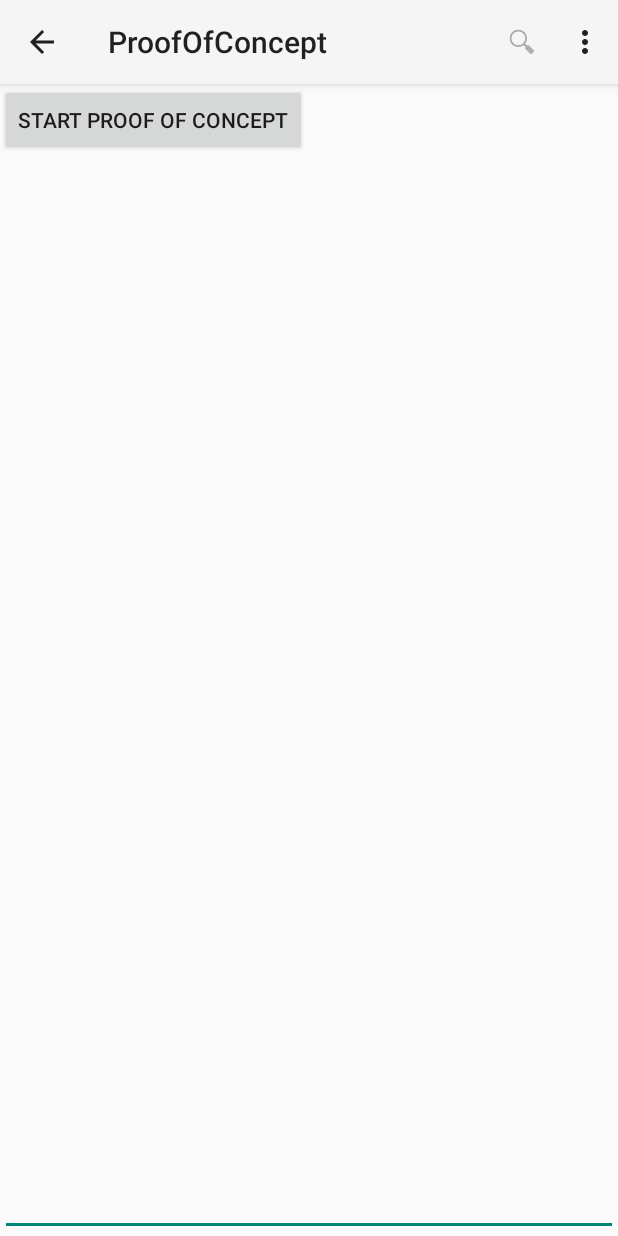
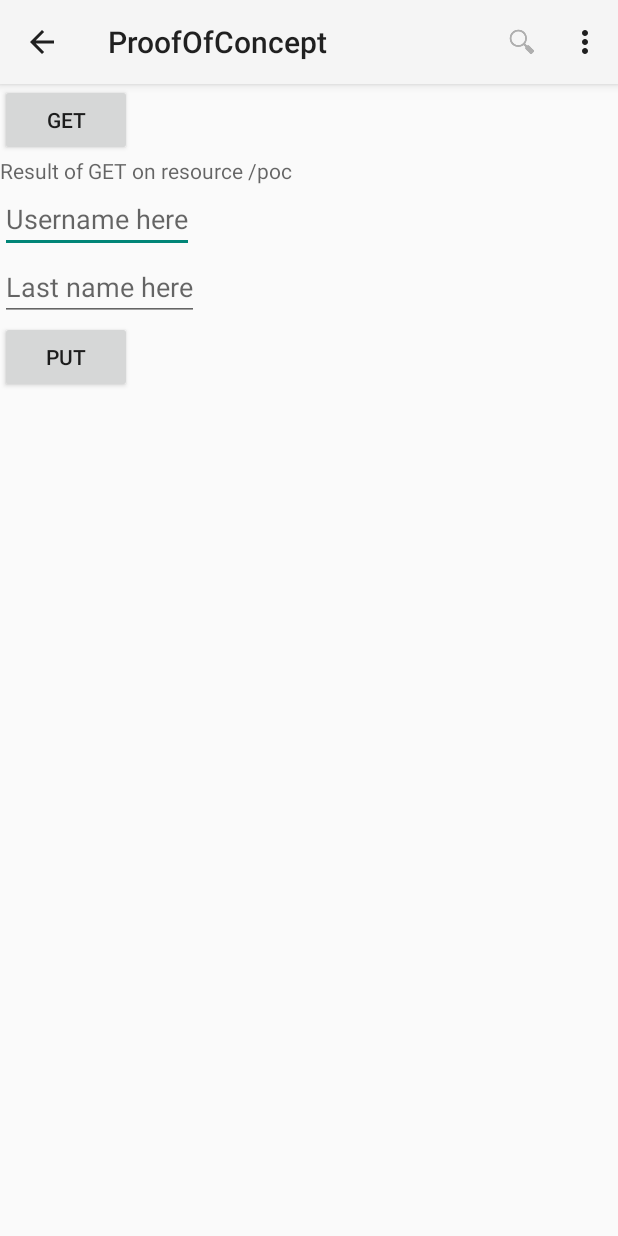
Before and after one commit to anstaendig/EISSS15GellertHolter, an Android app: the ProofOfConcept screen opened directly, with no data from a screen before it, on a phone screen of 412 x 824 dp. Run offline under Robolectric (Android 15) with nearby library versions, the phone set to English and light mode, and no system bars.

Commit message:
Client-Server Kommunikation (POST), Hilfsklassen Streamer, AsyncTasks

```diff
--- a/clients/kids/app/src/main/res/layout/activity_proof_of_concept.xml
+++ b/clients/kids/app/src/main/res/layout/activity_proof_of_concept.xml
@@ -8,17 +8,32 @@
     <Button
         android:layout_width="wrap_content"
         android:layout_height="wrap_content"
-        android:text="@string/startPOC"
-        android:onClick="request" />
+        android:onClick="get"
+        android:text="@string/get" />
+
+    <TextView
+        android:id="@+id/twResponse"
+        android:layout_width="match_parent"
+        android:layout_height="wrap_content"
+        android:hint="@string/getHint" />
+
 
     <EditText
-        android:id="@+id/etResponse"
-        android:layout_width="match_parent"
-        android:layout_height="fill_parent"
-        android:ems="10"
-        android:layout_marginTop="10dp"
-        android:inputType="textMultiLine" >
-        <requestFocus />
-    </EditText>
+        android:id="@+id/etName"
+        android:layout_width="wrap_content"
+        android:layout_height="wrap_content"
+        android:hint="@string/Name" />
 
+    <EditText
+        android:id="@+id/etLastName"
+        android:layout_width="wrap_content"
+        android:layout_height="wrap_content"
+        android:hint="@string/LastName" />
+
+
+    <Button
+        android:layout_width="wrap_content"
+        android:layout_height="wrap_content"
+        android:onClick="post"
+        android:text="@string/post" />
 </LinearLayout>
--- a/clients/kids/app/src/main/res/values/strings.xml
+++ b/clients/kids/app/src/main/res/values/strings.xml
@@ -10,4 +10,10 @@
     <string name="title_activity_proof_of_concept">ProofOfConcept</string>
 
     <string name="startPOC">Start Proof Of Concept</string>
+
+    <string name="get">GET</string>
+    <string name="post">PUT</string>
+    <string name="getHint">Result of GET on resource /poc</string>
+    <string name="Name">Username here</string>
+    <string name="LastName">Last name here</string>
 </resources>
```
Also changed, not shown: clients/kids/app/src/main/AndroidManifest.xml (+6 -6 lines), clients/kids/app/src/main/java/de/fh_koeln/gellert_holter/dms/AsyncTaskGet.java (+7 -12 lines), clients/kids/app/src/main/java/de/fh_koeln/gellert_holter/dms/AsyncTaskPost.java (added, +53 -0 lines), clients/kids/app/src/main/java/de/fh_koeln/gellert_holter/dms/ProofOfConcept.java (+61 -7 lines), clients/kids/app/src/main/java/de/fh_koeln/gellert_holter/dms/Streamer.java (added, +61 -0 lines), clients/kids/app/src/main/res/layout/activity_main.xml (+7 -6 lines), 3 other files.
